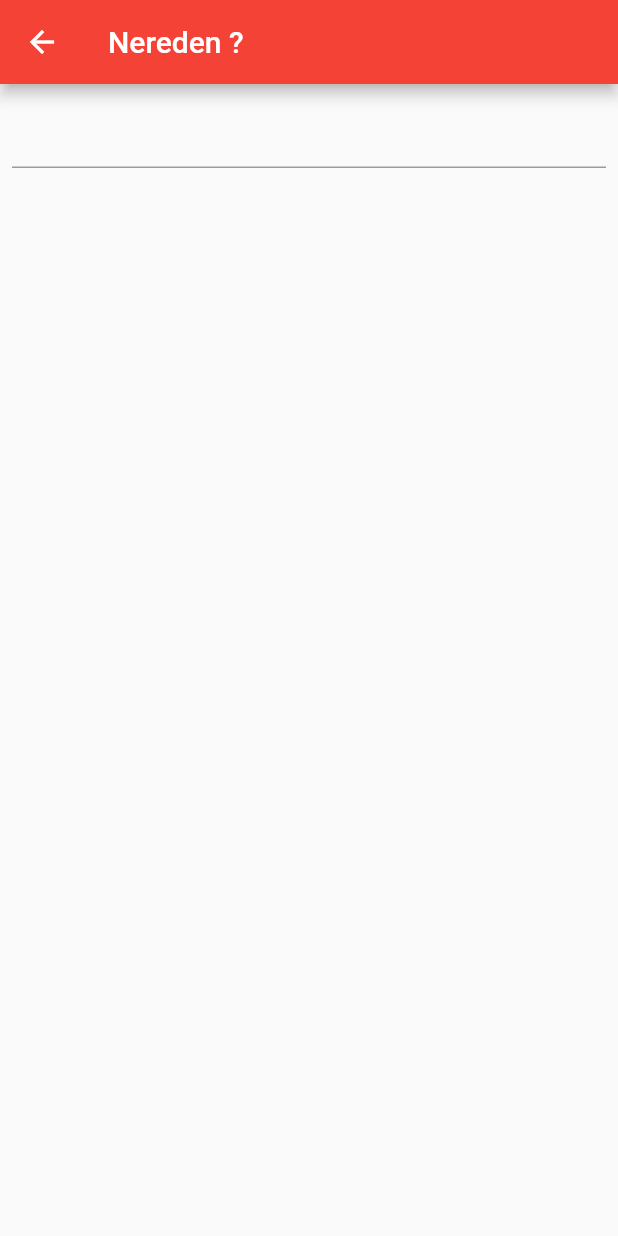
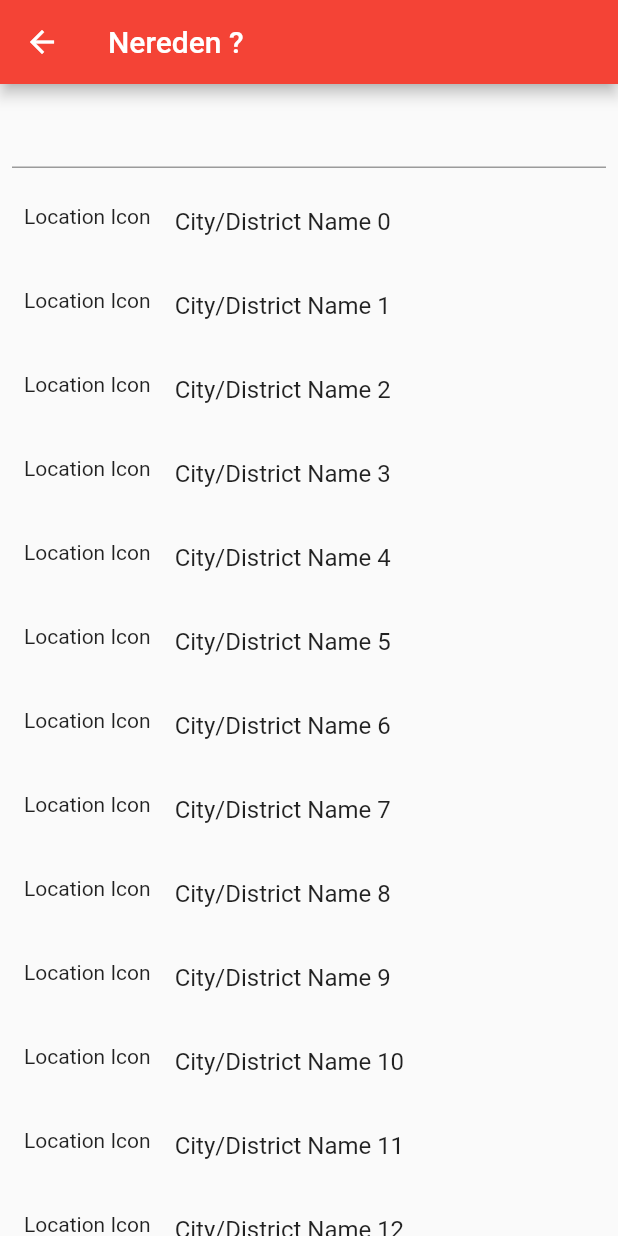
Before and after one commit to SalihCanBinboga/Flutter-Location_Based_List_Search, a Flutter app: the SearchScreen screen opened directly, on a phone screen of 412 x 824 dp. Run offline on Flutter 3.47's test engine with Material 2 defaults, Android fonts, the phone set to English and light mode, and no system bars.

Commit message:
Added static ListView for searched city/district names

```diff
--- a/lib/ui/screen/SearchScreen.dart
+++ b/lib/ui/screen/SearchScreen.dart
@@ -15,6 +15,20 @@ class SearchScreen extends StatelessWidget {
             padding: const EdgeInsets.all(8.0),
             child: TextField(),
           ),
+          Flexible(
+            child: ListView.builder(
+              itemBuilder: (BuildContext context, int index) {
+                return ListTile(
+                  leading: Text("Location Icon"),
+                  title: Text("City/District Name $index"),
+                  onTap: () {
+                    print('Selected City Index $index');
+                  },
+                );
+              },
+              itemCount: 20,
+            ),
+          )
         ],
       ),
     );
```
